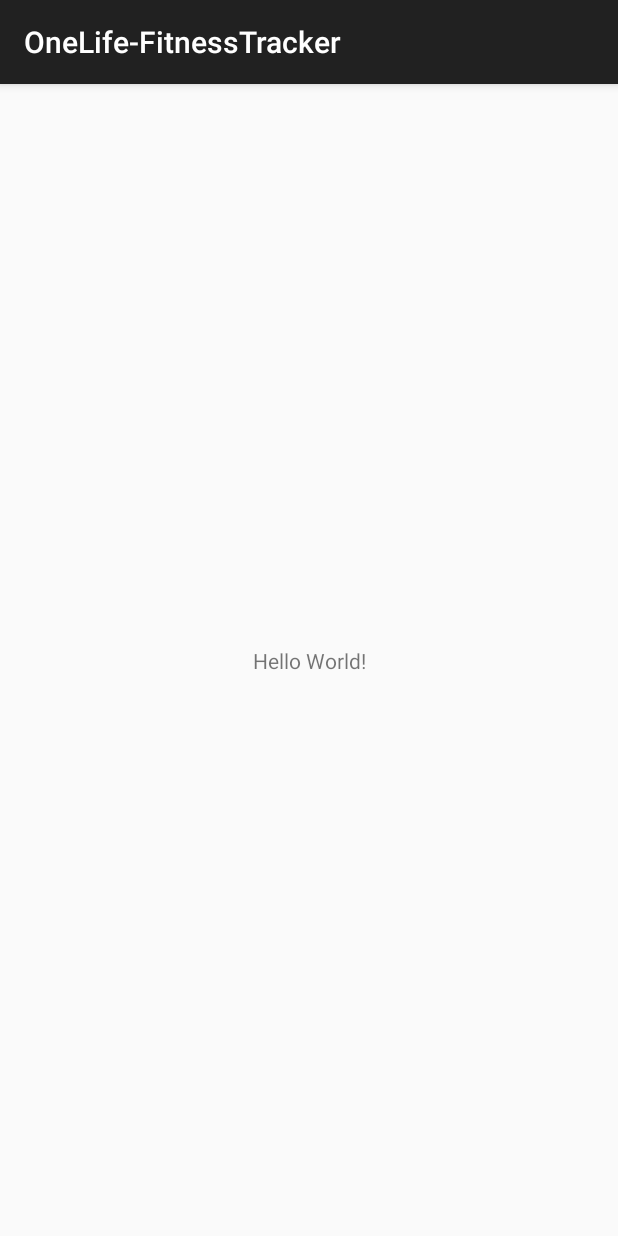
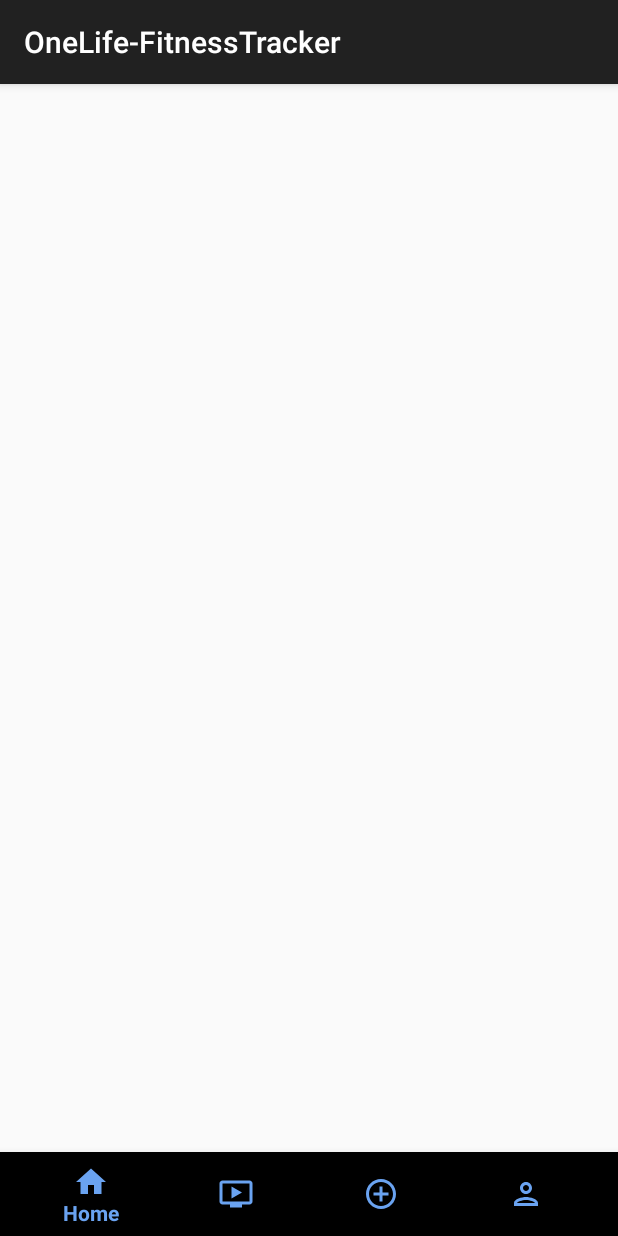
Before and after one commit to AbdullahAl-kubaisi/oneLife-android-native-app, an Android app: the MainActivity screen opened directly, with no data from a screen before it, on a phone screen of 412 x 824 dp. Run offline under Robolectric (Android 15) with nearby library versions, the phone set to English and light mode, and no system bars; libraries missing offline, so code that uses them is left out: com.parse.

Commit message:
created the Tab Bar Controller

```diff
--- a/app/src/main/res/layout/activity_main.xml
+++ b/app/src/main/res/layout/activity_main.xml
@@ -1,18 +1,26 @@
 <?xml version="1.0" encoding="utf-8"?>
-<androidx.constraintlayout.widget.ConstraintLayout xmlns:android="http://schemas.android.com/apk/res/android"
+<RelativeLayout xmlns:android="http://schemas.android.com/apk/res/android"
     xmlns:app="http://schemas.android.com/apk/res-auto"
     xmlns:tools="http://schemas.android.com/tools"
     android:layout_width="match_parent"
     android:layout_height="match_parent"
+    android:orientation="vertical"
     tools:context=".MainActivity">
 
-    <TextView
-        android:layout_width="wrap_content"
+    <FrameLayout
+        android:id="@+id/flContainer"
+        android:layout_width="match_parent"
+        android:layout_height="match_parent"
+        android:layout_above="@id/bottomNavigation"
+        />
+
+    <com.google.android.material.bottomnavigation.BottomNavigationView
+        android:id="@+id/bottomNavigation"
+        android:layout_width="match_parent"
         android:layout_height="wrap_content"
-        android:text="Hello World!"
-        app:layout_constraintBottom_toBottomOf="parent"
-        app:layout_constraintEnd_toEndOf="parent"
-        app:layout_constraintStart_toStartOf="parent"
-        app:layout_constraintTop_toTopOf="parent" />
+        android:layout_alignParentBottom="true"
+        app:menu="@menu/menu_bottom_navigation"
+        app:itemIconTint="@color/bottom_navigation_selector"
+        app:itemTextColor="@color/bottom_navigation_selector"/>
 
-</androidx.constraintlayout.widget.ConstraintLayout>
+</RelativeLayout>
```
